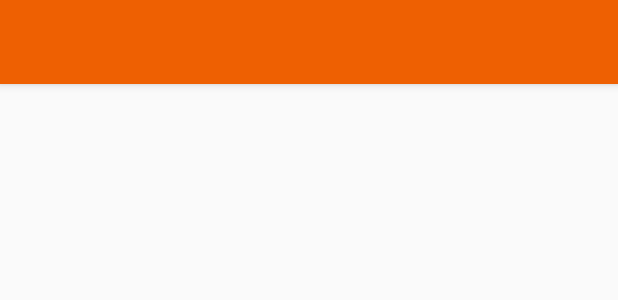
After one commit to afshanaffu26/StockItUp, an Android app: the layout activity_login.xml on its own in the app's theme, with its tools: preview values and no code run, on a phone screen of 412 x 824 dp. The commit adds this screen. Shown: the top 300 px of the screen. Run offline under Robolectric (Android 15) with nearby library versions, the phone set to English and light mode, and no system bars.

Commit message:
Added app toolbar

```diff
--- a/app/src/main/AndroidManifest.xml
+++ b/app/src/main/AndroidManifest.xml
@@ -9,13 +9,15 @@
         android:roundIcon="@mipmap/ic_launcher_round"
         android:supportsRtl="true"
         android:theme="@style/AppTheme">
+        <activity android:name=".LoginActivity"></activity>
         <activity android:name=".SplashActivity">
             <intent-filter>
                 <action android:name="android.intent.action.MAIN" />
+
                 <category android:name="android.intent.category.LAUNCHER" />
             </intent-filter>
         </activity>
-        <activity android:name=".MainActivity"/>
+        <activity android:name=".MainActivity" />
     </application>
 
 </manifest>
--- /dev/null
+++ b/app/src/main/java/com/example/stockitup/LoginActivity.java
@@ -0,0 +1,14 @@
+package com.example.stockitup;
+
+import androidx.appcompat.app.AppCompatActivity;
+
+import android.os.Bundle;
+
+public class LoginActivity extends AppCompatActivity {
+
+    @Override
+    protected void onCreate(Bundle savedInstanceState) {
+        super.onCreate(savedInstanceState);
+        setContentView(R.layout.activity_login);
+    }
+}
--- a/app/src/main/java/com/example/stockitup/SplashActivity.java
+++ b/app/src/main/java/com/example/stockitup/SplashActivity.java
@@ -25,7 +25,7 @@ public class SplashActivity extends AppCompatActivity {
         new Handler().postDelayed(new Runnable() {
             @Override
             public void run() {
-                final Intent mainIntent =  new Intent(SplashActivity.this, MainActivity.class);
+                final Intent mainIntent =  new Intent(SplashActivity.this, LoginActivity.class);
                 SplashActivity.this.startActivity(mainIntent);
                 SplashActivity.this.finish();
             }
--- /dev/null
+++ b/app/src/main/res/layout/activity_login.xml
@@ -0,0 +1,11 @@
+<?xml version="1.0" encoding="utf-8"?>
+<androidx.constraintlayout.widget.ConstraintLayout xmlns:android="http://schemas.android.com/apk/res/android"
+    xmlns:app="http://schemas.android.com/apk/res-auto"
+    xmlns:tools="http://schemas.android.com/tools"
+    android:layout_width="match_parent"
+    android:layout_height="match_parent"
+    tools:context=".LoginActivity">
+    <include
+        android:id="@+id/toolbar"
+        layout="@layout/toolbar" />
+</androidx.constraintlayout.widget.ConstraintLayout>
--- /dev/null
+++ b/app/src/main/res/layout/toolbar.xml
@@ -0,0 +1,9 @@
+<?xml version="1.0" encoding="utf-8"?>
+<androidx.appcompat.widget.Toolbar xmlns:android="http://schemas.android.com/apk/res/android"
+    android:layout_width="match_parent"
+    android:layout_height="wrap_content"
+    android:background="@color/colorMain"
+    android:elevation="4dp"
+    android:theme="@style/ThemeOverlay.AppCompat.Dark.ActionBar">
+
+</androidx.appcompat.widget.Toolbar>
--- a/app/src/main/res/values/colors.xml
+++ b/app/src/main/res/values/colors.xml
@@ -6,6 +6,8 @@
     <color name="colorAccent">@color/colorPink</color>
 
     <color name="colorMain">@color/colorOrange</color>
+    <color name="colorText">@color/colorOrange</color>
+    <color name="colorButton">@color/colorOrange</color>
 
     <color name="colorError">#B00020</color>
     <color name="colorPink">#FF0266</color>
```
